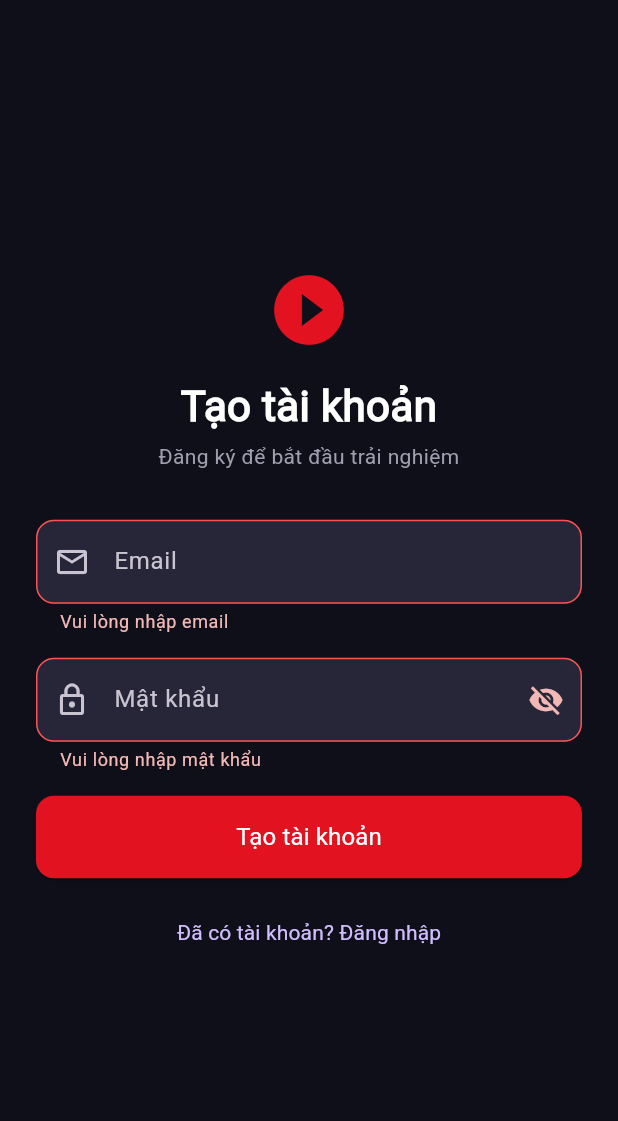
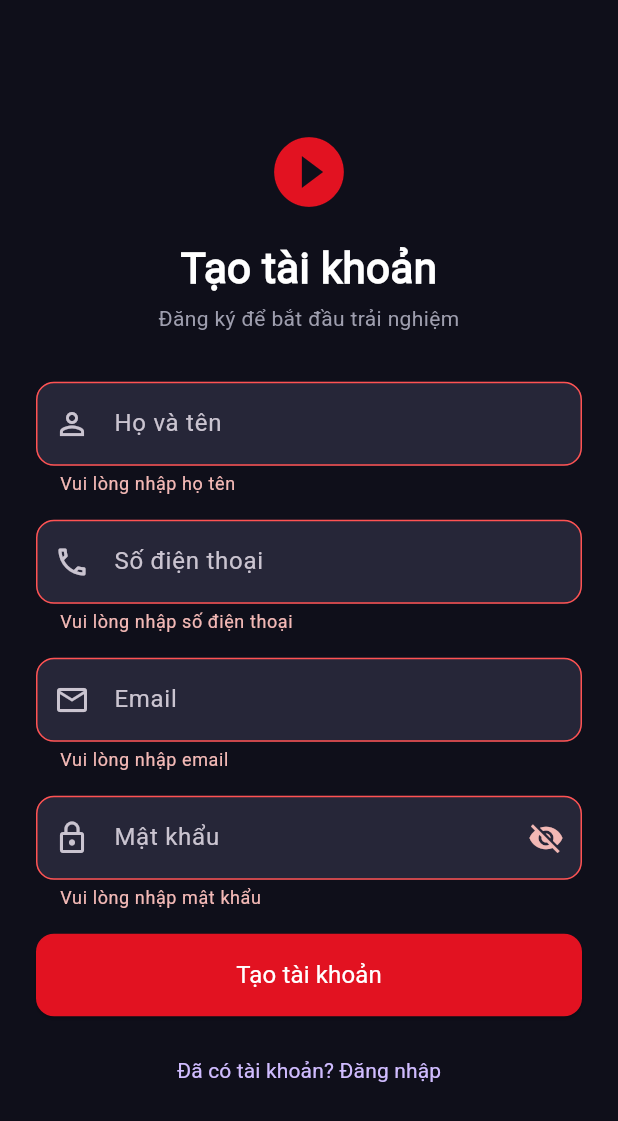
Before and after one commit to Hoai9029/cinema-movie, a Flutter app: the screen it shows after launch, after a tap on "Đăng nhập", after a tap on "Tạo tài khoản mới", after a tap on "Tạo tài khoản", on a phone screen of 412 x 824 dp. Shown: the top 1121 px of the screen. Run offline on Flutter 3.47's test engine with Material 3 defaults, Android fonts, the light colour scheme and no system bars; our stand-ins replace carousel_slider, cloud_firestore, dio, equatable, firebase_auth, firebase_core and 7 more; accounts and stored records are empty; generated files the repository leaves out were written again.

Commit message:
update resign conetted firestore add Name and PhoneNumber

```diff
--- a/lib/data/auth/firebase_auth_repository.dart
+++ b/lib/data/auth/firebase_auth_repository.dart
@@ -1,10 +1,15 @@
+import 'package:cloud_firestore/cloud_firestore.dart';
 import 'package:firebase_auth/firebase_auth.dart' as firebase_auth;
 
 class FirebaseAuthRepository {
-  FirebaseAuthRepository({firebase_auth.FirebaseAuth? firebaseAuth})
-    : _firebaseAuth = firebaseAuth ?? firebase_auth.FirebaseAuth.instance;
+  FirebaseAuthRepository({
+    firebase_auth.FirebaseAuth? firebaseAuth,
+    FirebaseFirestore? firestore,
+  }) : _firebaseAuth = firebaseAuth ?? firebase_auth.FirebaseAuth.instance,
+       _firestore = firestore ?? FirebaseFirestore.instance;
 
   final firebase_auth.FirebaseAuth _firebaseAuth;
+  final FirebaseFirestore _firestore;
 
   Future<void> signInWithEmailAndPassword(String email, String password) async {
     await _firebaseAuth.signInWithEmailAndPassword(
@@ -15,12 +20,31 @@ class FirebaseAuthRepository {
 
   Future<void> registerWithEmailAndPassword(
     String email,
-    String password,
-  ) async {
-    await _firebaseAuth.createUserWithEmailAndPassword(
+    String password, {
+    required String name,
+    required String phone,
+  }) async {
+    final credential = await _firebaseAuth.createUserWithEmailAndPassword(
       email: email,
       password: password,
     );
+
+    final user = credential.user;
+    if (user == null) return;
+
+    await user.updateDisplayName(name);
+
+    await _firestore.collection('users').doc(user.uid).set({
+      'name': name,
+      'phone': phone,
+      'email': email,
+      'createdAt': FieldValue.serverTimestamp(),
+    });
+  }
+
+  Future<Map<String, dynamic>?> getUserProfile(String uid) async {
+    final snapshot = await _firestore.collection('users').doc(uid).get();
+    return snapshot.data();
   }
 
   Future<void> signOut() async {
--- a/lib/pages/login_page.dart
+++ b/lib/pages/login_page.dart
@@ -13,6 +13,8 @@ class LoginPage extends StatefulWidget {
 
 class _LoginPageState extends State<LoginPage> {
   final _formKey = GlobalKey<FormState>();
+  final _nameController = TextEditingController();
+  final _phoneController = TextEditingController();
   final _emailController = TextEditingController();
   final _passwordController = TextEditingController();
 
@@ -23,9 +25,31 @@ class _LoginPageState extends State<LoginPage> {
 
   @override
   void dispose() {
+    _nameController.dispose();
+    _phoneController.dispose();
     _emailController.dispose();
     _passwordController.dispose();
     super.dispose();
+  }
+
+  String? _validateName(String? value) {
+    if (_isLogin) return null;
+    if (value == null || value.trim().isEmpty) {
+      return 'Vui lòng nhập họ tên';
+    }
+    return null;
+  }
+
+  String? _validatePhone(String? value) {
+    if (_isLogin) return null;
+    if (value == null || value.trim().isEmpty) {
+      return 'Vui lòng nhập số điện thoại';
+    }
+    final phoneRegex = RegExp(r'^0\d{9}$');
+    if (!phoneRegex.hasMatch(value.trim())) {
+      return 'Số điện thoại không hợp lệ (10 số, bắt đầu bằng 0)';
+    }
+    return null;
   }
 
   String? _validateEmail(String? value) {
@@ -69,6 +93,8 @@ class _LoginPageState extends State<LoginPage> {
         await repository.registerWithEmailAndPassword(
           _emailController.text.trim(),
           _passwordController.text,
+          name: _nameController.text.trim(),
+          phone: _phoneController.text.trim(),
         );
       }
 
@@ -131,6 +157,29 @@ class _LoginPageState extends State<LoginPage> {
                       style: TextStyle(color: AppColors.textFadedOf(context)),
                     ),
                     const SizedBox(height: 32),
+                    if (!_isLogin) ...[
+                      TextFormField(
+                        controller: _nameController,
+                        style: TextStyle(color: AppColors.textOf(context)),
+                        validator: _validateName,
+                        decoration: const InputDecoration(
+                          hintText: 'Họ và tên',
+                          prefixIcon: Icon(Icons.person_outline),
+                        ),
+                      ),
+                      const SizedBox(height: 16),
+                      TextFormField(
+                        controller: _phoneController,
+                        keyboardType: TextInputType.phone,
+                        style: TextStyle(color: AppColors.textOf(context)),
+                        validator: _validatePhone,
+                        decoration: const InputDecoration(
+                          hintText: 'Số điện thoại',
+                          prefixIcon: Icon(Icons.phone_outlined),
+                        ),
+                      ),
+                      const SizedBox(height: 16),
+                    ],
                     TextFormField(
                       controller: _emailController,
                       keyboardType: TextInputType.emailAddress,
--- a/pubspec.yaml
+++ b/pubspec.yaml
@@ -36,6 +36,7 @@ dependencies:
   cupertino_icons: ^1.0.8
   firebase_core: ^4.13.0
   firebase_auth: ^6.5.7
+  cloud_firestore: ^6.1.1
   dio: ^5.9.0
   retrofit: ^4.7.2
   json_annotation: ^4.9.0
```
Also changed, not shown: lib/pages/profile_page.dart (+55 -13 lines), assets/images/avatar.png, assets/images/avatar1.png (added), assets/images/avatar2.png (added), pubspec.lock, 4 other files.
